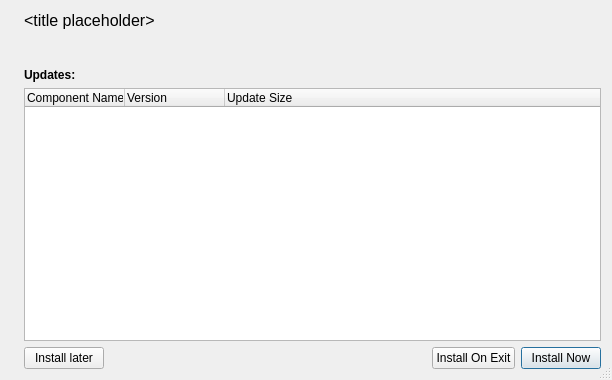
This is src/autoupdaterwidgets/updateinfodialog.ui in Skycoder42/QtAutoUpdater as Qt 5 draws it before an edit. The edited form follows.
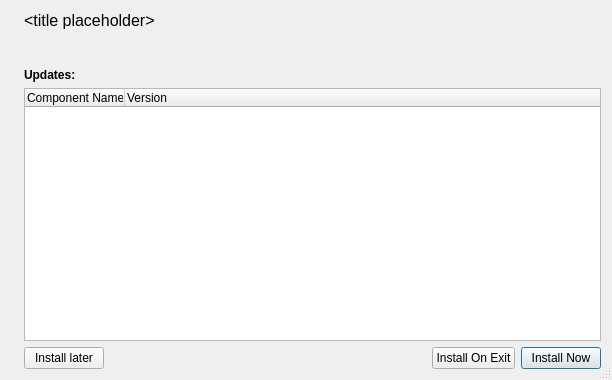
This is the edited form.

Diff of the .ui file:
```diff
--- a/src/autoupdaterwidgets/updateinfodialog.ui
+++ b/src/autoupdaterwidgets/updateinfodialog.ui
@@ -110,11 +110,6 @@
          <string>Version</string>
         </property>
        </column>
-       <column>
-        <property name="text">
-         <string>Update Size</string>
-        </property>
-       </column>
       </widget>
      </item>
      <item>
```
